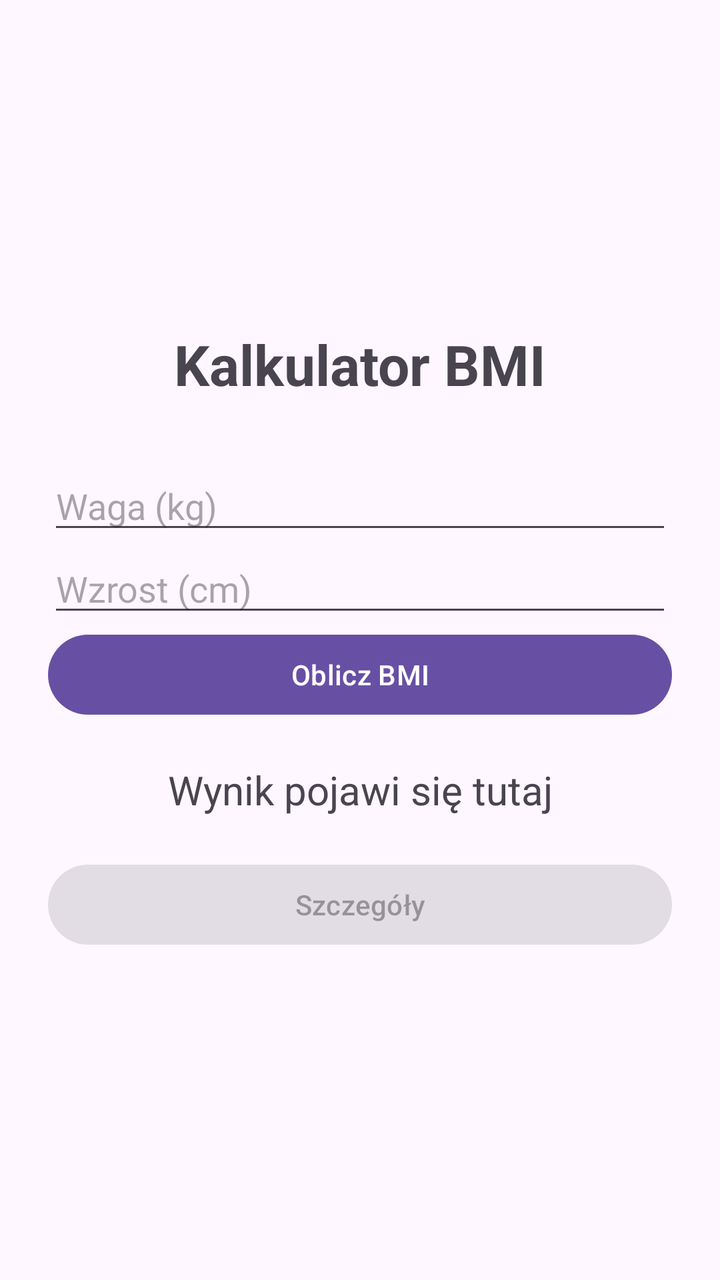
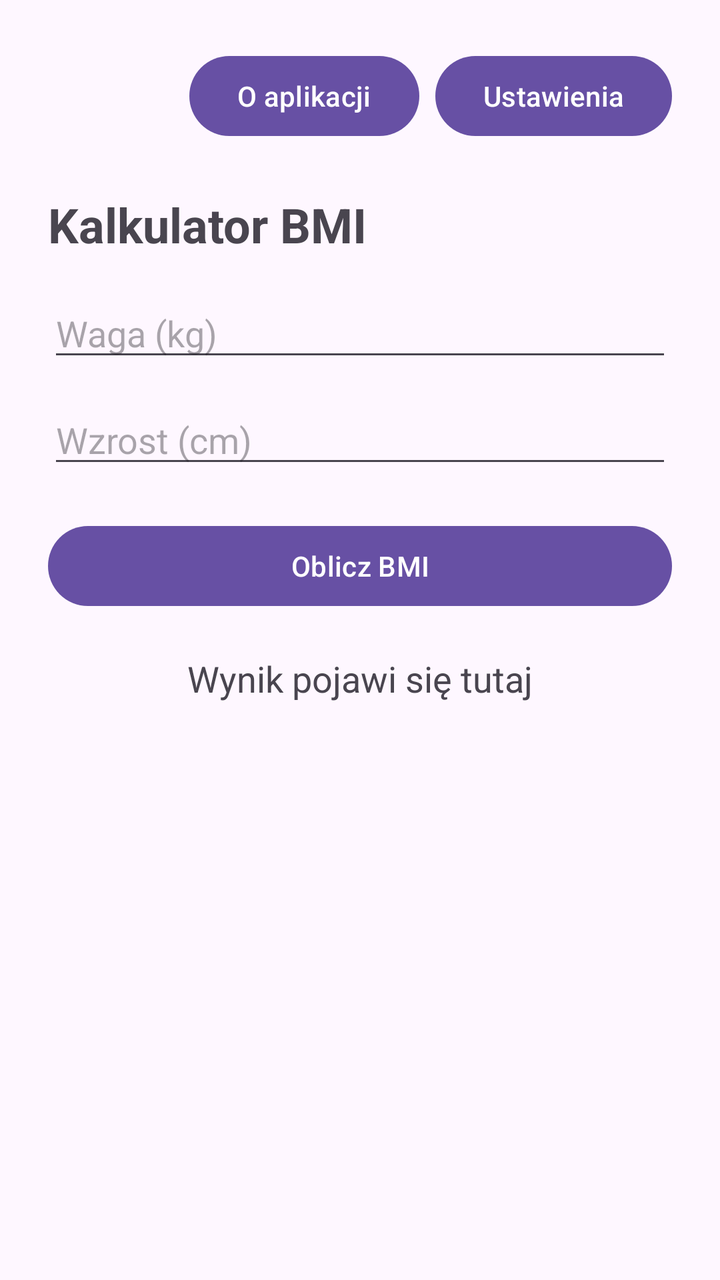

Two renders of the same Android screen: before a commit and after it. Below are the layout's source before the change and the commit's diff.
<!-- AndroidManifest.xml: application theme Theme.M03 -->
<!-- res/layout/activity_main.xml -->
<?xml version="1.0" encoding="utf-8"?>
<LinearLayout
    xmlns:android="http://schemas.android.com/apk/res/android"
    android:layout_width="match_parent"
    android:layout_height="match_parent"
    android:orientation="vertical"
    android:gravity="center"
    android:padding="24dp">

    <TextView
        android:layout_width="wrap_content"
        android:layout_height="wrap_content"
        android:text="Kalkulator BMI"
        android:textSize="28sp"
        android:textStyle="bold"
        android:layout_marginBottom="30dp"/>

    <EditText
        android:id="@+id/editWeight"
        android:layout_width="match_parent"
        android:layout_height="wrap_content"
        android:hint="Waga (kg)"
        android:inputType="numberDecimal"/>

    <EditText
        android:id="@+id/editHeight"
        android:layout_width="match_parent"
        android:layout_height="wrap_content"
        android:hint="Wzrost (cm)"
        android:inputType="numberDecimal"/>

    <Button
        android:id="@+id/btnCalculate"
        android:layout_width="match_parent"
        android:layout_height="wrap_content"
        android:text="Oblicz BMI"/>

    <TextView
        android:id="@+id/txtResult"
        android:layout_width="match_parent"
        android:layout_height="wrap_content"
        android:text="Wynik pojawi się tutaj"
        android:textSize="20sp"
        android:gravity="center"
        android:layout_marginTop="20dp"/>

    <Button
        android:id="@+id/btnDetails"
        android:layout_width="match_parent"
        android:layout_height="wrap_content"
        android:text="Szczegóły"
        android:layout_marginTop="20dp"
        android:enabled="false"/>

</LinearLayout>
<!-- resources referenced by this layout -->
<resources>
  <style name="Theme.M03" parent="Base.Theme.M03" />
  <style name="Base.Theme.M03" parent="Theme.Material3.DayNight.NoActionBar">
          
          
      </style>
</resources>

<!-- the commit's change to res/layout/activity_main.xml (unified diff, before → after) -->
@@ -1,55 +1,76 @@
 <?xml version="1.0" encoding="utf-8"?>
-<LinearLayout
-    xmlns:android="http://schemas.android.com/apk/res/android"
+<LinearLayout xmlns:android="http://schemas.android.com/apk/res/android"
     android:layout_width="match_parent"
     android:layout_height="match_parent"
     android:orientation="vertical"
-    android:gravity="center"
     android:padding="24dp">
+
+    <LinearLayout
+        android:layout_width="match_parent"
+        android:layout_height="wrap_content"
+        android:orientation="horizontal"
+        android:gravity="end"
+        android:layout_marginBottom="24dp">
+
+        <Button
+            android:id="@+id/btnInfo"
+            android:layout_width="wrap_content"
+            android:layout_height="wrap_content"
+            android:text="O aplikacji"
+            android:layout_marginEnd="8dp" />
+
+        <Button
+            android:id="@+id/btnSettings"
+            android:layout_width="wrap_content"
+            android:layout_height="wrap_content"
+            android:text="Ustawienia" />
+    </LinearLayout>
 
     <TextView
         android:layout_width="wrap_content"
         android:layout_height="wrap_content"
         android:text="Kalkulator BMI"
-        android:textSize="28sp"
+        android:textSize="24sp"
         android:textStyle="bold"
-        android:layout_marginBottom="30dp"/>
+        android:layout_marginBottom="16dp" />
 
     <EditText
-        android:id="@+id/editWeight"
+        android:id="@+id/etWeight"
         android:layout_width="match_parent"
         android:layout_height="wrap_content"
         android:hint="Waga (kg)"
-        android:inputType="numberDecimal"/>
+        android:inputType="numberDecimal"
+        android:layout_marginBottom="12dp" />
 
     <EditText
-        android:id="@+id/editHeight"
+        android:id="@+id/etHeight"
         android:layout_width="match_parent"
         android:layout_height="wrap_content"
         android:hint="Wzrost (cm)"
-        android:inputType="numberDecimal"/>
+        android:inputType="numberDecimal"
+        android:layout_marginBottom="20dp" />
 
     <Button
         android:id="@+id/btnCalculate"
         android:layout_width="match_parent"
         android:layout_height="wrap_content"
-        android:text="Oblicz BMI"/>
+        android:text="Oblicz BMI"
+        android:layout_marginBottom="20dp" />
 
     <TextView
-        android:id="@+id/txtResult"
+        android:id="@+id/tvResult"
         android:layout_width="match_parent"
         android:layout_height="wrap_content"
         android:text="Wynik pojawi się tutaj"
-        android:textSize="20sp"
+        android:textSize="18sp"
         android:gravity="center"
-        android:layout_marginTop="20dp"/>
+        android:layout_marginBottom="16dp" />
 
     <Button
         android:id="@+id/btnDetails"
         android:layout_width="match_parent"
         android:layout_height="wrap_content"
         android:text="Szczegóły"
-        android:layout_marginTop="20dp"
-        android:enabled="false"/>
+        android:visibility="gone" />
 
 </LinearLayout>
